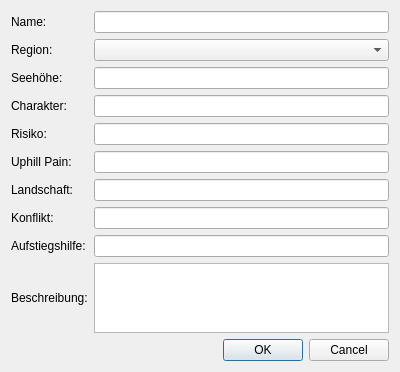
Qt form webmap/digitizing/TrailsForm.ui (gimoya/tiroltrailhead) before a commit.
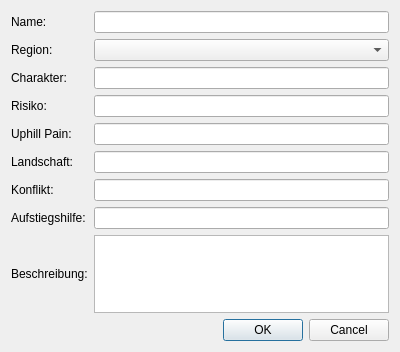
The same form after that commit.

```diff
--- a/webmap/digitizing/TrailsForm.ui
+++ b/webmap/digitizing/TrailsForm.ui
@@ -14,64 +14,97 @@
    <string>Dialog</string>
   </property>
   <layout class="QGridLayout" name="gridLayout">
-   <item row="2" column="0">
+   <item row="0" column="0">
+    <widget class="QLabel" name="name_name">
+     <property name="text">
+      <string>Name:</string>
+     </property>
+    </widget>
+   </item>  
+   <item row="0" column="1">
+    <widget class="QLineEdit" name="name"/>
+   </item>
+   <item row="1" column="0">
     <widget class="QLabel" name="region_name">
      <property name="text">
       <string>Region: </string>
      </property>
     </widget>
-   </item>
-   <item row="5" column="1">
+   </item>    
+   <item row="1" column="1">
+    <widget class="QComboBox" name="region"/>
+   </item> 
+   <item row="2" column="0">
+    <widget class="QLabel" name="character_name">
+     <property name="text">
+      <string>Charakter:</string>
+     </property>
+    </widget>
+   </item>      
+   <item row="2" column="1">
     <widget class="QLineEdit" name="character"/>
    </item>
-   <item row="11" column="1">
-    <widget class="QLineEdit" name="shuttle"/>
-   </item>
-   <item row="7" column="0">
+   <item row="3" column="0">
+    <widget class="QLabel" name="risk_name">
+     <property name="text">
+      <string>Risiko:</string>
+     </property>
+    </widget>
+   </item>   
+   <item row="3" column="1">
+    <widget class="QLineEdit" name="risk"/>
+   </item>   
+   <item row="4" column="0">
     <widget class="QLabel" name="uphill_name">
      <property name="text">
       <string>Uphill Pain:</string>
      </property>
     </widget>
    </item>
+   <item row="4" column="1">
+    <widget class="QLineEdit" name="uphill_pain"/>
+   </item> 
    <item row="5" column="0">
-    <widget class="QLabel" name="character_name">
+    <widget class="QLabel" name="landscape_name">
      <property name="text">
-      <string>Charakter:</string>
+      <string>Landschaft:</string>
      </property>
     </widget>
    </item>
-   <item row="0" column="0">
-    <widget class="QLabel" name="name_name">
-     <property name="text">
-      <string>Name:</string>
-     </property>
-    </widget>
-   </item>
-   <item row="9" column="0">
+   <item row="5" column="1">
+    <widget class="QLineEdit" name="landscape"/>
+   </item>    
+   <item row="6" column="0">
     <widget class="QLabel" name="conflict_name">
      <property name="text">
       <string>Konflikt:</string>
      </property>
     </widget>
+   </item>   
+   <item row="6" column="1">
+    <widget class="QLineEdit" name="conflict"/>
+   </item>     
+   <item row="7" column="0">
+    <widget class="QLabel" name="shuttle_name">
+     <property name="text">
+      <string>Aufstiegshilfe:</string>
+     </property>
+    </widget>
    </item>
    <item row="7" column="1">
-    <widget class="QLineEdit" name="uphill_pain"/>
-   </item>
-   <item row="12" column="1">
-    <widget class="QPlainTextEdit" name="description"/>
-   </item>
-   <item row="0" column="1">
-    <widget class="QLineEdit" name="name"/>
-   </item>
-   <item row="12" column="0">
+    <widget class="QLineEdit" name="shuttle"/>
+   </item>      
+   <item row="8" column="0">
     <widget class="QLabel" name="description_name">
      <property name="text">
       <string>Beschreibung:</string>
      </property>
     </widget>
+   </item>   
+   <item row="8" column="1">
+    <widget class="QPlainTextEdit" name="description"/>
    </item>
-   <item row="13" column="1">
+   <item row="9" column="1">
     <widget class="QDialogButtonBox" name="buttonBox">
      <property name="orientation">
       <enum>Qt::Horizontal</enum>
@@ -81,49 +114,6 @@
      </property>
     </widget>
    </item>
-   <item row="8" column="1">
-    <widget class="QLineEdit" name="landscape"/>
-   </item>
-   <item row="8" column="0">
-    <widget class="QLabel" name="landscape_name">
-     <property name="text">
-      <string>Landschaft:</string>
-     </property>
-    </widget>
-   </item>
-   <item row="9" column="1">
-    <widget class="QLineEdit" name="conflict"/>
-   </item>
-   <item row="11" column="0">
-    <widget class="QLabel" name="shuttle_name">
-     <property name="text">
-      <string>Aufstiegshilfe:</string>
-     </property>
-    </widget>
-   </item>
-   <item row="4" column="1">
-    <widget class="QLineEdit" name="altitude"/>
-   </item>
-   <item row="4" column="0">
-    <widget class="QLabel" name="altitude_name">
-     <property name="text">
-      <string>Seehöhe:</string>
-     </property>
-    </widget>
-   </item>
-   <item row="6" column="1">
-    <widget class="QLineEdit" name="risk"/>
-   </item>
-   <item row="6" column="0">
-    <widget class="QLabel" name="risk_name">
-     <property name="text">
-      <string>Risiko:</string>
-     </property>
-    </widget>
-   </item>
-   <item row="2" column="1">
-    <widget class="QComboBox" name="region"/>
-   </item>
   </layout>
  </widget>
  <resources/>
```
